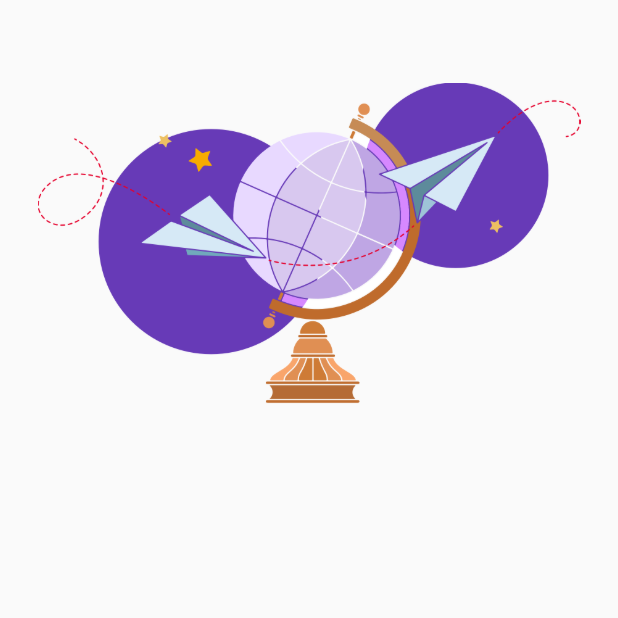
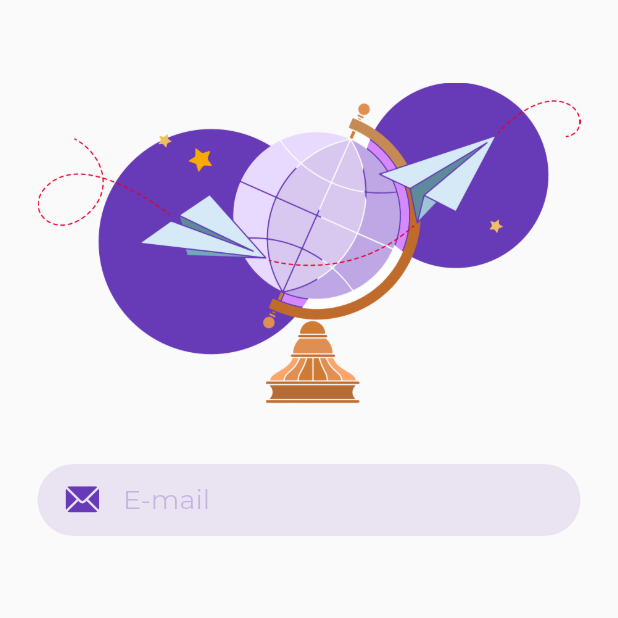
Before and after one commit to Filipi1/contacts-app, a Flutter app: the HomePage screen opened directly, on a phone screen of 412 x 824 dp, the top half of it. Run offline on Flutter 3.47's test engine with Material 2 defaults, Android fonts, the phone set to English and light mode, and no system bars; project files that could hold a hidden picture were left out.

Commit message:
Inicialização do Layout para IOS, universalização do input personalizado para ambas plataformas.

```diff
--- a/lib/android/android.app.dart
+++ b/lib/android/android.app.dart
@@ -1,5 +1,5 @@
 import 'package:contact/android/pages/auth.page.dart';
-import 'package:contact/android/pages/home.page.dart';
+// import 'package:contact/android/pages/home.page.dart';
 import 'package:contact/android/styles.dart';
 import 'package:flutter/material.dart';
 import 'package:flutter/services.dart';
@@ -12,7 +12,7 @@ class ContactAndroidApp extends StatelessWidget {
     return MaterialApp(
       debugShowCheckedModeBanner: false,
       theme: primaryTheme(),
-      home: HomePage(),
+      home: AuthPage(),
     );
   }
 }
--- a/lib/ios/ios.app.dart
+++ b/lib/ios/ios.app.dart
@@ -1,4 +1,5 @@
 import 'package:contact/ios/pages/home.page.dart';
+import 'package:contact/ios/styles.dart';
 import 'package:flutter/cupertino.dart';
 import 'package:flutter/services.dart';
 import 'package:flutter/widgets.dart';
@@ -9,6 +10,7 @@ class ContactCupertinoApp extends StatelessWidget {
     SystemChrome.setPreferredOrientations([DeviceOrientation.portraitUp]);
     return CupertinoApp(
       debugShowCheckedModeBanner: false,
+      theme: primaryTheme(),
       home: HomePage(),
     );
   }
--- a/lib/ios/pages/home.page.dart
+++ b/lib/ios/pages/home.page.dart
@@ -4,7 +4,11 @@ import 'package:flutter/cupertino.dart';
 class HomePage extends StatelessWidget {
   @override
   Widget build(BuildContext context) {
-    return SafeArea(
+
+    TextEditingController emailController = TextEditingController();
+
+    return CupertinoPageScaffold(
+      child: SafeArea(
           child: SingleChildScrollView(
             child: Padding(
               padding: const EdgeInsets.symmetric(horizontal: 25.0, vertical: 5),
@@ -14,13 +18,14 @@ class HomePage extends StatelessWidget {
                     padding: const EdgeInsets.only(top: 50, bottom: 40),
                     child: Image.asset("images/logo.png"),
                   ),
-                //PersonalInput(Icons.email, hintText: "E-mail"),
+                  PersonalInput(emailController, icon: CupertinoIcons.mail_solid, hintText: "E-mail"),
                   SizedBox(height: 10),
                   //PersonalInput(Icons.lock, hintText: "Senha", isPassword: true),
                 ],
               ),),
             ),
           ),
+        ),
     );
   }
 }
--- a/lib/main.dart
+++ b/lib/main.dart
@@ -1,12 +1,11 @@
 import 'dart:io';
 import 'package:flutter/material.dart';
-
 import 'ios/ios.app.dart';
 import 'android/android.app.dart';
 
 void main() {
   if (Platform.isIOS) {
-    //runApp(ContactCupertinoApp());
+    runApp(ContactCupertinoApp());
   } else {
     runApp(ContactAndroidApp());
   }
--- a/lib/shared/personal-input.widget.dart
+++ b/lib/shared/personal-input.widget.dart
@@ -1,3 +1,6 @@
+import 'dart:io';
+import 'package:contact/ios/styles.dart';
+import 'package:flutter/cupertino.dart';
 import 'package:flutter/material.dart';
 import 'package:flutter/services.dart';
 import 'package:flutter/widgets.dart';
@@ -16,19 +19,26 @@ class PersonalInput extends StatelessWidget {
   Widget build(BuildContext context) {
     return Container(
       decoration: BoxDecoration(
-        color: Theme.of(context).primaryColor.withAlpha(30),
+        color: Platform.isIOS ? primaryColor.withAlpha(30) : Theme.of(context).primaryColor.withAlpha(30),
         borderRadius: BorderRadius.circular(360)
       ),
       child: Row(
         children: <Widget>[
           Padding(
             padding: const EdgeInsets.only(left: 18),
-            child: Icon(icon, color: Theme.of(context).primaryColor),
+            child: Icon(icon, color: Platform.isIOS ? primaryColor : Theme.of(context).primaryColor),
           ),
           Expanded(
             child: Padding(
               padding: const EdgeInsets.only(left: 15, right: 25),
-              child: Container(
+              child: Platform.isIOS ? Container(
+                child: CupertinoTextField(
+                  controller: textEditingController,
+                  obscureText: isPassword,
+                  keyboardType: keyboardType,
+                  style: TextStyle(fontSize: 18, color: primaryColor),
+                ),
+              ) : Container(
                 child: TextFormField(
                   decoration: InputDecoration(
                     hintText: hintText,
```
Also changed, not shown: lib/ios/styles.dart (added, +15 -0 lines). Lines whose indentation alone changed are shown as unchanged.
